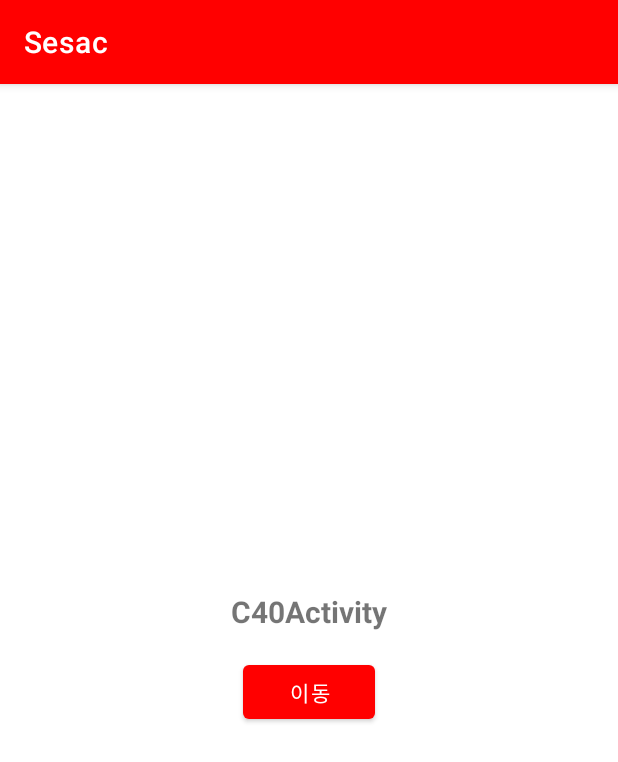
After one commit to Hong-Mu/sesac-android, an Android app: the C40Activity screen opened directly, with no data from a screen before it, on a phone screen of 412 x 824 dp. The commit adds this screen. Shown: the top 762 px of the screen. Run offline under Robolectric (Android 15) with nearby library versions, the phone set to English and light mode, and no system bars.

Commit message:
C40: Start activity using intent

```diff
--- a/app/src/main/java/com/hongmu/sesac/MainActivity.kt
+++ b/app/src/main/java/com/hongmu/sesac/MainActivity.kt
@@ -15,6 +15,7 @@ class MainActivity : AppCompatActivity() {
         setContentView(binding.root)
 
         binding.recyclerView.adapter = ActivityAdapter(listOf(
+            C40Activity::class.java,
             C38Activity::class.java,
             C37Activity::class.java,
             C36Activity::class.java,
--- /dev/null
+++ b/app/src/main/java/com/hongmu/sesac/activities/C40Activity.kt
@@ -0,0 +1,18 @@
+package com.hongmu.sesac.activities
+
+import android.content.Intent
+import androidx.appcompat.app.AppCompatActivity
+import android.os.Bundle
+import android.widget.Button
+import com.hongmu.sesac.R
+
+class C40Activity : AppCompatActivity() {
+    override fun onCreate(savedInstanceState: Bundle?) {
+        super.onCreate(savedInstanceState)
+        setContentView(R.layout.activity_c40)
+
+        findViewById<Button>(R.id.btnMove).setOnClickListener {
+            startActivity(Intent(this, C40SubActivity::class.java))
+        }
+    }
+}
--- /dev/null
+++ b/app/src/main/res/layout/activity_c40.xml
@@ -0,0 +1,25 @@
+<?xml version="1.0" encoding="utf-8"?>
+<LinearLayout xmlns:android="http://schemas.android.com/apk/res/android"
+    xmlns:app="http://schemas.android.com/apk/res-auto"
+    xmlns:tools="http://schemas.android.com/tools"
+    android:layout_width="match_parent"
+    android:layout_height="match_parent"
+    android:gravity="center"
+    android:orientation="vertical"
+    tools:context=".activities.C40Activity">
+
+    <TextView
+        android:text="C40Activity"
+        android:textSize="20sp"
+        android:textStyle="bold"
+        android:layout_width="wrap_content"
+        android:layout_height="wrap_content"/>
+
+    <Button
+        android:id="@+id/btnMove"
+        android:layout_marginTop="16dp"
+        android:text="이동"
+        android:layout_width="wrap_content"
+        android:layout_height="wrap_content"/>
+
+</LinearLayout>
```
Also changed, not shown: app/src/main/AndroidManifest.xml (+14 -0 lines), app/src/main/java/com/hongmu/sesac/activities/C40SubActivity.kt (added, +12 -0 lines), app/src/main/res/layout/activity_c40_sub.xml (added, +18 -0 lines).
